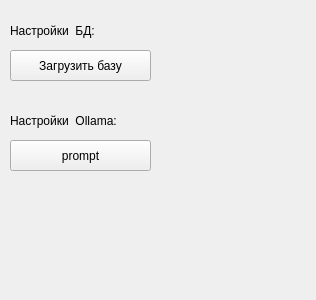
First picture: the form in gui/ui/settings.ui, repository kyrvvwfzhy-code/innovation_proposal_checking, before the edit.
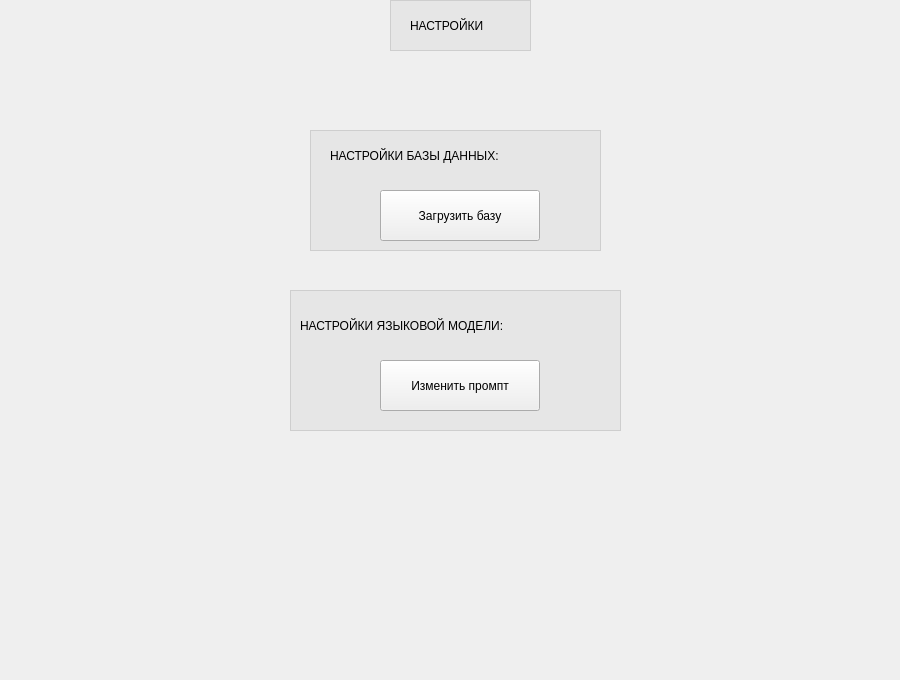
Second picture: the form after the edit.

```diff
--- a/gui/ui/settings.ui
+++ b/gui/ui/settings.ui
@@ -6,20 +6,87 @@
    <rect>
     <x>0</x>
     <y>0</y>
-    <width>316</width>
-    <height>300</height>
+    <width>900</width>
+    <height>680</height>
    </rect>
   </property>
   <property name="windowTitle">
-   <string>Настройки</string>
+   <string>Form</string>
   </property>
+  <widget class="QLabel" name="label_5">
+   <property name="geometry">
+    <rect>
+     <x>410</x>
+     <y>0</y>
+     <width>111</width>
+     <height>51</height>
+    </rect>
+   </property>
+   <property name="styleSheet">
+    <string notr="true">font: 14pt &quot;MS Shell Dlg 2&quot;;</string>
+   </property>
+   <property name="text">
+    <string>НАСТРОЙКИ</string>
+   </property>
+  </widget>
+  <widget class="QFrame" name="frame">
+   <property name="geometry">
+    <rect>
+     <x>390</x>
+     <y>0</y>
+     <width>141</width>
+     <height>51</height>
+    </rect>
+   </property>
+   <property name="styleSheet">
+    <string notr="true">background-color: rgba(218, 218, 218, 100);</string>
+   </property>
+   <property name="frameShape">
+    <enum>QFrame::StyledPanel</enum>
+   </property>
+   <property name="frameShadow">
+    <enum>QFrame::Raised</enum>
+   </property>
+  </widget>
+  <widget class="QLabel" name="label_6">
+   <property name="geometry">
+    <rect>
+     <x>300</x>
+     <y>300</y>
+     <width>311</width>
+     <height>51</height>
+    </rect>
+   </property>
+   <property name="styleSheet">
+    <string notr="true">font: 14pt &quot;MS Shell Dlg 2&quot;;</string>
+   </property>
+   <property name="text">
+    <string>НАСТРОЙКИ ЯЗЫКОВОЙ МОДЕЛИ:</string>
+   </property>
+  </widget>
+  <widget class="QLabel" name="label_7">
+   <property name="geometry">
+    <rect>
+     <x>330</x>
+     <y>130</y>
+     <width>261</width>
+     <height>51</height>
+    </rect>
+   </property>
+   <property name="styleSheet">
+    <string notr="true">font: 14pt &quot;MS Shell Dlg 2&quot;;</string>
+   </property>
+   <property name="text">
+    <string>НАСТРОЙКИ БАЗЫ ДАННЫХ:</string>
+   </property>
+  </widget>
   <widget class="QPushButton" name="pushButton">
    <property name="geometry">
     <rect>
-     <x>10</x>
-     <y>50</y>
-     <width>141</width>
-     <height>31</height>
+     <x>380</x>
+     <y>190</y>
+     <width>160</width>
+     <height>51</height>
     </rect>
    </property>
    <property name="text">
@@ -29,42 +96,62 @@
   <widget class="QPushButton" name="pushButton_2">
    <property name="geometry">
     <rect>
-     <x>10</x>
-     <y>140</y>
-     <width>141</width>
-     <height>31</height>
+     <x>380</x>
+     <y>360</y>
+     <width>160</width>
+     <height>51</height>
     </rect>
    </property>
    <property name="text">
-    <string>prompt</string>
+    <string>Изменить промпт</string>
    </property>
   </widget>
-  <widget class="QLabel" name="label">
+  <widget class="QFrame" name="frame_2">
    <property name="geometry">
     <rect>
-     <x>10</x>
-     <y>100</y>
-     <width>151</width>
-     <height>41</height>
+     <x>310</x>
+     <y>130</y>
+     <width>291</width>
+     <height>121</height>
     </rect>
    </property>
-   <property name="text">
-    <string>Настройки  Ollama:</string>
+   <property name="styleSheet">
+    <string notr="true">background-color: rgba(218, 218, 218, 100);</string>
    </property>
+   <property name="frameShape">
+    <enum>QFrame::StyledPanel</enum>
+   </property>
+   <property name="frameShadow">
+    <enum>QFrame::Raised</enum>
+   </property>
   </widget>
-  <widget class="QLabel" name="label_2">
+  <widget class="QFrame" name="frame_3">
    <property name="geometry">
     <rect>
-     <x>10</x>
-     <y>10</y>
-     <width>151</width>
-     <height>41</height>
+     <x>290</x>
+     <y>290</y>
+     <width>331</width>
+     <height>141</height>
     </rect>
    </property>
-   <property name="text">
-    <string>Настройки  БД:</string>
+   <property name="styleSheet">
+    <string notr="true">background-color: rgba(218, 218, 218, 100);</string>
    </property>
+   <property name="frameShape">
+    <enum>QFrame::StyledPanel</enum>
+   </property>
+   <property name="frameShadow">
+    <enum>QFrame::Raised</enum>
+   </property>
   </widget>
+  <zorder>frame_3</zorder>
+  <zorder>frame_2</zorder>
+  <zorder>frame</zorder>
+  <zorder>label_5</zorder>
+  <zorder>label_6</zorder>
+  <zorder>label_7</zorder>
+  <zorder>pushButton</zorder>
+  <zorder>pushButton_2</zorder>
  </widget>
  <resources/>
  <connections/>
```
